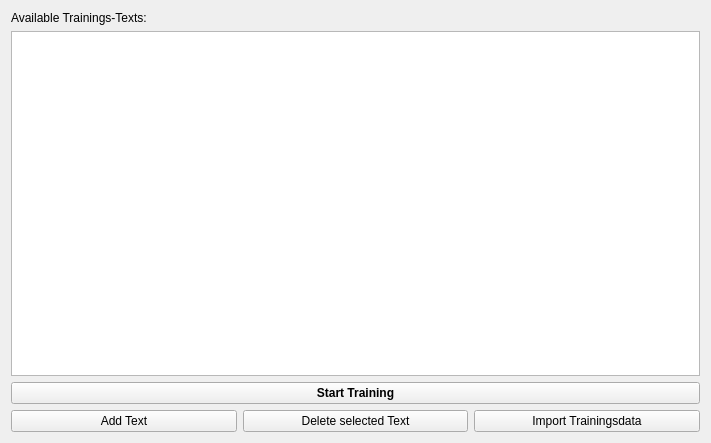
First picture: the form in simon/src/simonmodelmanagementui/trainmain.ui, repository KDE/simon, before the edit.
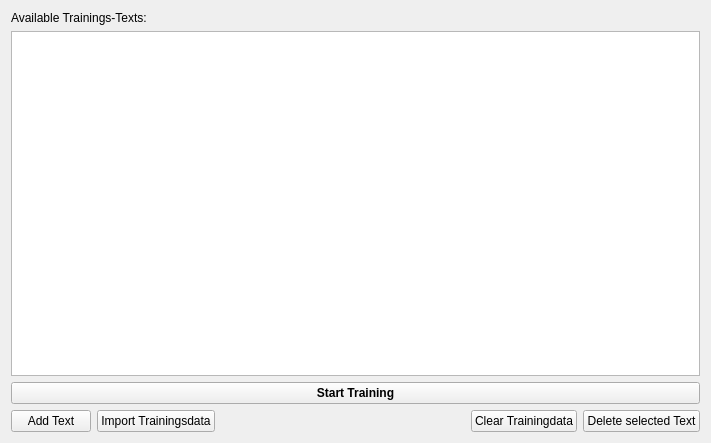
Second picture: the form after the edit. Icons and pictures are not drawn. Custom widgets are drawn as their Qt base class.

Commit message: Implementing "clear trainingdata" button

The edit to the form file:
```diff
--- a/simon/src/simonmodelmanagementui/trainmain.ui
+++ b/simon/src/simonmodelmanagementui/trainmain.ui
@@ -73,16 +73,6 @@
        </property>
       </widget>
      </item>
-     <item>
-      <widget class="KPushButton" name="pbDelText">
-       <property name="toolTip">
-        <string>Removes the selected text from the system</string>
-       </property>
-       <property name="text">
-        <string>Delete selected Text</string>
-       </property>
-      </widget>
-     </item>
      <item>
       <widget class="KPushButton" name="pbImportDir">
        <property name="toolTip">
@@ -93,6 +83,39 @@
        </property>
       </widget>
      </item>
+     <item>
+      <spacer name="horizontalSpacer">
+       <property name="orientation">
+        <enum>Qt::Horizontal</enum>
+       </property>
+       <property name="sizeHint" stdset="0">
+        <size>
+         <width>40</width>
+         <height>20</height>
+        </size>
+       </property>
+      </spacer>
+     </item>
+     <item>
+      <widget class="KPushButton" name="pbClearTrainingdata">
+       <property name="toolTip">
+        <string>Import new texts from local files or form an oline repository</string>
+       </property>
+       <property name="text">
+        <string>Clear Trainingdata</string>
+       </property>
+      </widget>
+     </item>
+     <item>
+      <widget class="KPushButton" name="pbDelText">
+       <property name="toolTip">
+        <string>Removes the selected text from the system</string>
+       </property>
+       <property name="text">
+        <string>Delete selected Text</string>
+       </property>
+      </widget>
+     </item>
     </layout>
    </item>
   </layout>
```
The commit also changes 5 other files.
